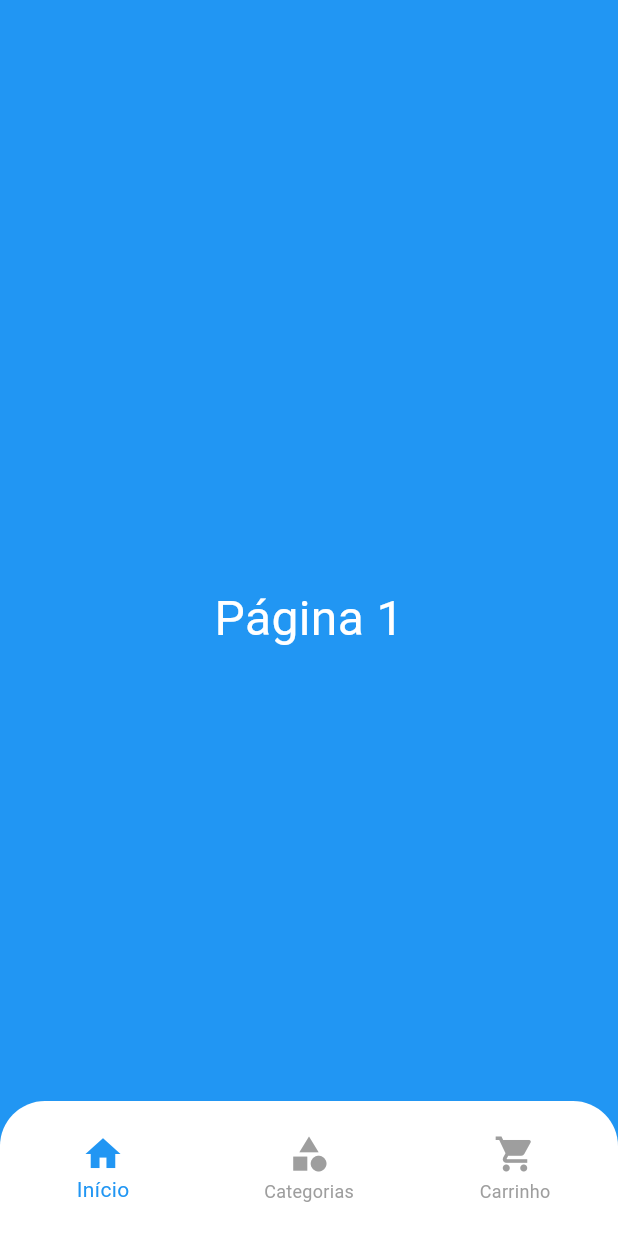
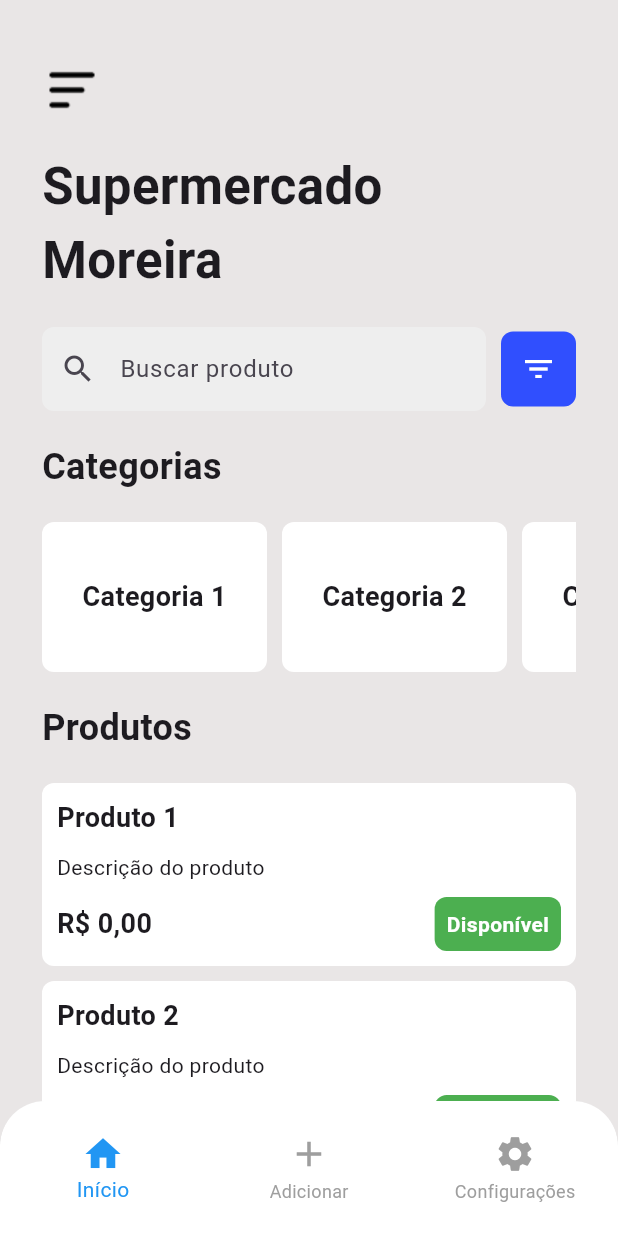
Before and after one commit to formatechsolutions/Buscador-de-pre-o, a Flutter app: the screen it shows after launch, on a phone screen of 412 x 824 dp. Run offline on Flutter 3.47's test engine with Material 3 defaults, Android fonts, the phone set to English and light mode, and no system bars; our stand-ins replace flutter_secure_storage, get, shared_preferences.

Commit message:
home and config basic page

```diff
--- a/lib/core/pages/custom/colors_controller.dart
+++ b/lib/core/pages/custom/colors_controller.dart
@@ -10,6 +10,7 @@ class ColorController extends GetxController {
 }
 
 class ColorsTheme {
+  static const Color backgroundApp = Color.fromARGB(255, 233, 230, 230);
   static const Color backgroundWhite = Color(0xFFFFFFFF);
   static const Color backgroundBlack = Color.fromARGB(255, 0, 0, 0);
   static const Color primary = Color(0xFF304FFE);
--- /dev/null
+++ b/lib/core/pages/custom/text/custom_categories_title.dart
@@ -0,0 +1,18 @@
+import 'package:flutter/material.dart';
+
+class CustomCategoriesTitle extends StatelessWidget {
+  final String title;
+
+  const CustomCategoriesTitle({super.key, required this.title});
+
+  @override
+  Widget build(BuildContext context) {
+    return Text(
+      title,
+      style: const TextStyle(
+        fontSize: 24,
+        fontWeight: FontWeight.bold,
+      ),
+    );
+  }
+}
--- a/lib/core/pages/home/home_page.dart
+++ b/lib/core/pages/home/home_page.dart
@@ -1,3 +1,6 @@
+import 'package:busca_preco/core/pages/home/screens/add_page_screen.dart';
+import 'package:busca_preco/core/pages/home/screens/config_page_screen.dart';
+import 'package:busca_preco/core/pages/home/screens/home_page_screen.dart';
 import 'package:busca_preco/core/utils/navigation/app_navigation.dart';
 import 'package:flutter/material.dart';
 
@@ -14,13 +17,14 @@ class HomePage extends StatelessWidget {
         children: [
           PageView(
             controller: _pageController,
+            physics: const NeverScrollableScrollPhysics(),
             onPageChanged: (index) {
               _selectedIndex.value = index;
             },
             children: [
-              _buildPage('Página 1', Colors.blue),
-              _buildPage('Página 2', Colors.green),
-              _buildPage('Página 3', Colors.orange),
+              HomePageScreen(),
+              AddPageScreen(),
+              ConfigPageScreen(),
             ],
           ),
           Positioned(
--- /dev/null
+++ b/lib/core/pages/home/screens/home_page_screen.dart
@@ -0,0 +1,162 @@
+import 'package:busca_preco/core/pages/custom/colors_controller.dart';
+import 'package:busca_preco/core/pages/custom/text/custom_categories_title.dart';
+import 'package:flutter/material.dart';
+
+class HomePageScreen extends StatelessWidget {
+  const HomePageScreen({super.key});
+
+  @override
+  Widget build(BuildContext context) {
+    return Scaffold(
+      backgroundColor: ColorsTheme.backgroundApp,
+      body: SingleChildScrollView(
+        padding: const EdgeInsets.symmetric(horizontal: 28, vertical: 40),
+        child: Column(
+          crossAxisAlignment: CrossAxisAlignment.start,
+          children: [
+            const Image(
+              image: AssetImage('assets/images/primaryBar.png'),
+              repeat: ImageRepeat.noRepeat,
+              filterQuality: FilterQuality.high,
+              alignment: Alignment.center,
+            ),
+            const SizedBox(height: 20),
+            Text(
+              'Supermercado\nMoreira',
+              style: const TextStyle(
+                fontSize: 34,
+                fontWeight: FontWeight.bold,
+              ),
+            ),
+            const SizedBox(height: 20),
+            Row(
+              children: [
+                Expanded(
+                  child: TextField(
+                    decoration: InputDecoration(
+                      hintText: 'Buscar produto',
+                      border: OutlineInputBorder(
+                        borderRadius: BorderRadius.circular(8),
+                        borderSide: BorderSide.none,
+                      ),
+                      filled: true,
+                      fillColor: Colors.grey[200],
+                      prefixIcon: const Icon(Icons.search),
+                    ),
+                  ),
+                ),
+                const SizedBox(width: 10),
+                GestureDetector(
+                  onTap: () {},
+                  child: Container(
+                    width: 50,
+                    height: 50,
+                    decoration: BoxDecoration(
+                      color: ColorsTheme.primary,
+                      borderRadius: BorderRadius.circular(8),
+                    ),
+                    child: IconButton(
+                      icon: const Icon(Icons.filter_list_sharp, color: Colors.white),
+                      onPressed: () {},
+                    ),
+                  ),
+                )
+              ],
+            ),
+            const SizedBox(height: 20),
+            CustomCategoriesTitle(title: 'Categorias'),
+            const SizedBox(height: 20),
+            SizedBox(
+              height: 100,
+              child: ListView.builder(
+                scrollDirection: Axis.horizontal,
+                itemCount: 10,
+                itemBuilder: (context, index) => Container(
+                  margin: const EdgeInsets.only(right: 10),
+                  width: 150,
+                  decoration: BoxDecoration(
+                    color: Colors.white,
+                    borderRadius: BorderRadius.circular(8),
+                  ),
+                  child: Center(
+                    child: Text(
+                      'Categoria ${index + 1}',
+                      style: const TextStyle(
+                        fontSize: 18,
+                        fontWeight: FontWeight.bold,
+                      ),
+                    ),
+                  ),
+                ),
+              ),
+            ),
+            const SizedBox(height: 20),
+            CustomCategoriesTitle(title: 'Produtos'),
+            const SizedBox(height: 20),
+            SizedBox(
+              height: 600,
+              child: ListView.builder(
+                itemCount: 10,
+                itemBuilder: (context, index) => Container(
+                  margin: const EdgeInsets.only(bottom: 10),
+                  padding: const EdgeInsets.all(10),
+                  decoration: BoxDecoration(
+                    color: Colors.white,
+                    borderRadius: BorderRadius.circular(8),
+                  ),
+                  child: Column(
+                    crossAxisAlignment: CrossAxisAlignment.start,
+                    children: [
+                      Text(
+                        'Produto ${index + 1}',
+                        style: const TextStyle(
+                          fontSize: 18,
+                          fontWeight: FontWeight.bold,
+                        ),
+                      ),
+                      const SizedBox(height: 10),
+                      const Text(
+                        'Descrição do produto',
+                        style: TextStyle(
+                          fontSize: 14,
+                        ),
+                      ),
+                      const SizedBox(height: 10),
+                      Row(
+                        children: [
+                          const Text(
+                            'R\$ 0,00',
+                            style: TextStyle(
+                              fontSize: 18,
+                              fontWeight: FontWeight.bold,
+                            ),
+                          ),
+                          const Spacer(),
+                          Container(
+                            padding: const EdgeInsets.all(8),
+                            decoration: BoxDecoration(
+                              color: Colors.green,
+                              borderRadius: BorderRadius.circular(8),
+                            ),
+                            child: const Text(
+                              'Disponível',
+                              style: TextStyle(
+                                color: Colors.white,
+                                fontSize: 14,
+                                fontWeight: FontWeight.bold,
+                              ),
+                            ),
+                          ),
+                        ],
+                      ),
+                    ],
+                  ),
+                ),
+              ),
+            ),
+          ],
+        ),
+      ),
+    );
+  }
+}
--- a/lib/core/utils/navigation/app_navigation.dart
+++ b/lib/core/utils/navigation/app_navigation.dart
@@ -30,8 +30,9 @@ class AppNavigation extends StatelessWidget {
           },
           items: const [
             BottomNavigationBarItem(icon: Icon(Icons.home), label: 'Início'),
-            BottomNavigationBarItem(icon: Icon(Icons.category), label: 'Categorias'),
-            BottomNavigationBarItem(icon: Icon(Icons.shopping_cart), label: 'Carrinho'),
+            BottomNavigationBarItem(icon: Icon(Icons.add), label: 'Adicionar'),
+            BottomNavigationBarItem(
+                icon: Icon(Icons.settings), label: 'Configurações'),
           ],
           selectedFontSize: 14.0,
           unselectedFontSize: 12.0,
```
Also changed, not shown: lib/core/pages/home/screens/add_page_screen.dart (added, +17 -0 lines), lib/core/pages/home/screens/config_page_screen.dart (added, +90 -0 lines).
